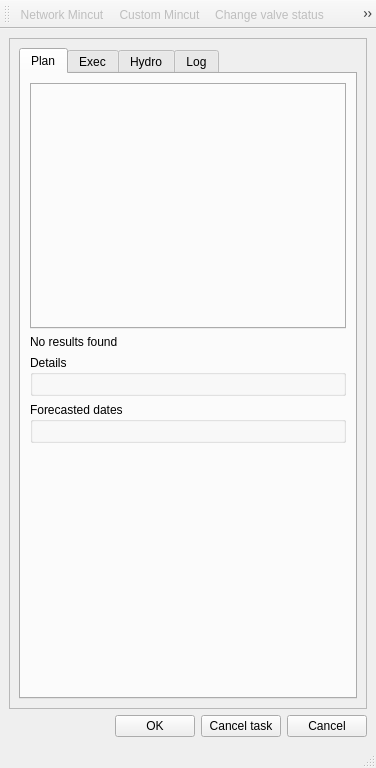
Qt form core/ui/toolbars/om/mincut.ui (Giswater/giswater_qgis_plugin) before a commit.
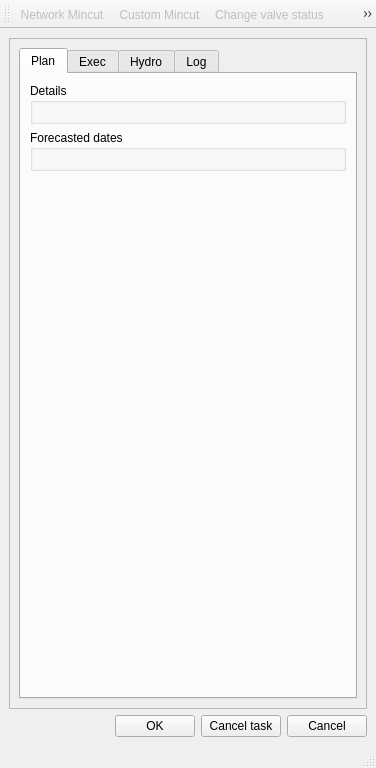
The same form after that commit. The open tabs and pages were chosen to show the change. Icons and pictures are not drawn.

Commit message: Remove search widget from mincut.ui

```diff
--- a/core/ui/toolbars/om/mincut.ui
+++ b/core/ui/toolbars/om/mincut.ui
@@ -94,35 +94,6 @@
             <item>
              <layout class="QGridLayout" name="lyt_plan_1"/>
             </item>
-            <item>
-             <widget class="QTabWidget" name="main_tab">
-              <property name="minimumSize">
-               <size>
-                <width>0</width>
-                <height>110</height>
-               </size>
-              </property>
-              <property name="font">
-               <font>
-                <weight>75</weight>
-                <bold>true</bold>
-               </font>
-              </property>
-              <property name="currentIndex">
-               <number>-1</number>
-              </property>
-              <property name="elideMode">
-               <enum>Qt::ElideLeft</enum>
-              </property>
-             </widget>
-            </item>
-            <item>
-             <widget class="QLabel" name="lbl_msg">
-              <property name="text">
-               <string>No results found</string>
-              </property>
-             </widget>
-            </item>
             <item>
              <widget class="QGroupBox" name="grb_plan_details">
               <property name="title">
```
Left out of the diff: 2 changed lines with no effect on the pictures.
